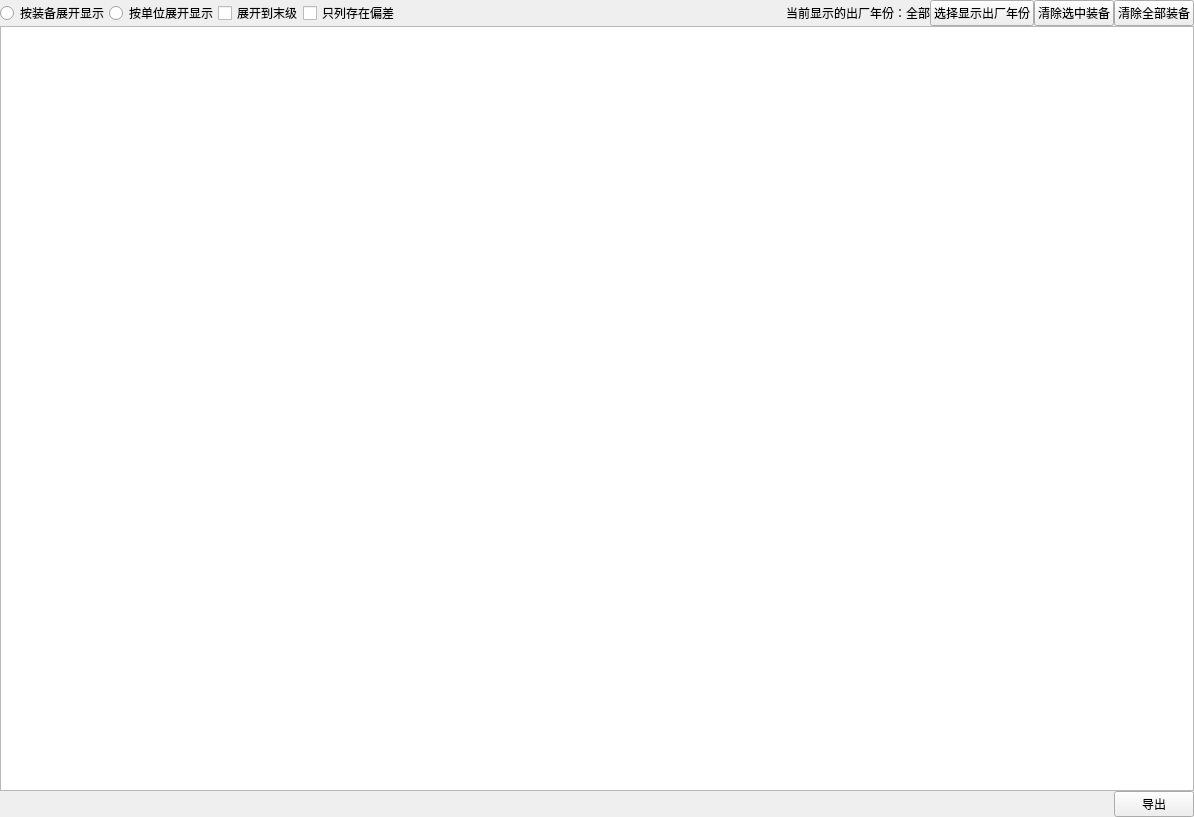
Above: widgets/strengthDisturb/inquiry_result.ui from Belos10/Equip before the change. Below: the same form after it.
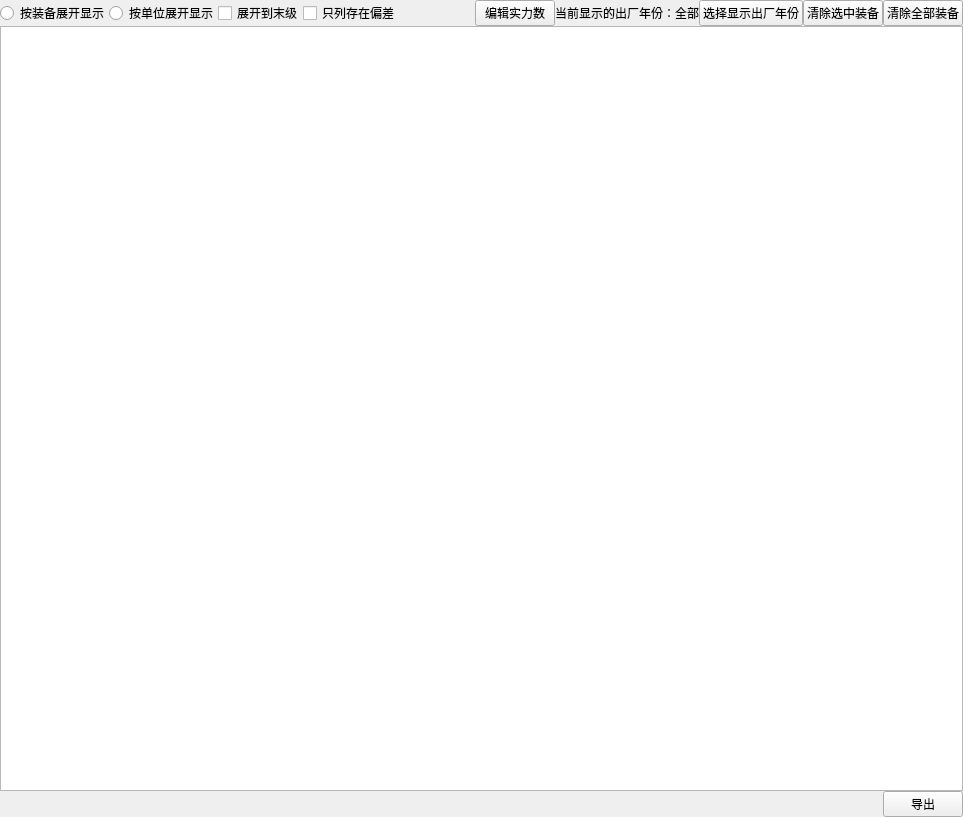
That is the form after the change.

```diff
--- a/widgets/strengthDisturb/inquiry_result.ui
+++ b/widgets/strengthDisturb/inquiry_result.ui
@@ -6,7 +6,7 @@
    <rect>
     <x>0</x>
     <y>0</y>
-    <width>1194</width>
+    <width>963</width>
     <height>817</height>
    </rect>
   </property>
@@ -100,6 +100,13 @@
           </property>
          </spacer>
         </item>
+        <item>
+         <widget class="QPushButton" name="pb_updateStrength">
+          <property name="text">
+           <string>编辑实力数</string>
+          </property>
+         </widget>
+        </item>
         <item>
          <widget class="QLabel" name="lb_factoryYear">
           <property name="text">
```
Left out of the diff: 2 changed lines with no effect on the pictures.
